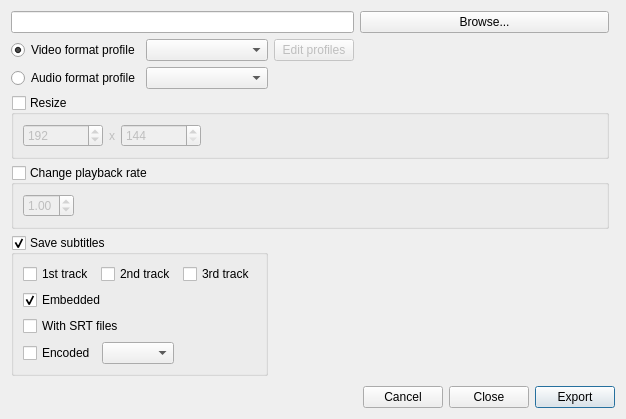
This is QMediaLearner/gui/dialogs/ExportVideoDialog.ui in cedrix57/QMediaLearner as Qt 5 draws it before an edit. The edited form follows.
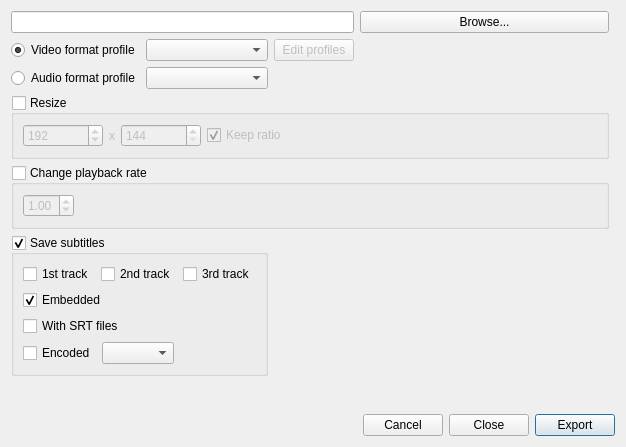
This is the edited form.

Commit message: #4 Now in the export dialog windows it is possible to sesize the video keeping the ratio.

Patch:
```diff
--- a/QMediaLearner/gui/dialogs/ExportVideoDialog.ui
+++ b/QMediaLearner/gui/dialogs/ExportVideoDialog.ui
@@ -7,7 +7,7 @@
     <x>0</x>
     <y>0</y>
     <width>626</width>
-    <height>419</height>
+    <height>447</height>
    </rect>
   </property>
   <property name="windowTitle">
@@ -70,7 +70,17 @@
          <number>4096</number>
         </property>
         <property name="singleStep">
-         <number>10</number>
+         <number>2</number>
+        </property>
+       </widget>
+      </item>
+      <item>
+       <widget class="QCheckBox" name="checkBoxKeepRatio">
+        <property name="text">
+         <string>Keep ratio</string>
+        </property>
+        <property name="checked">
+         <bool>true</bool>
         </property>
        </widget>
       </item>
```
Left out of the diff: 2 changed lines with no effect on the pictures. The commit also changes 2 other files.
